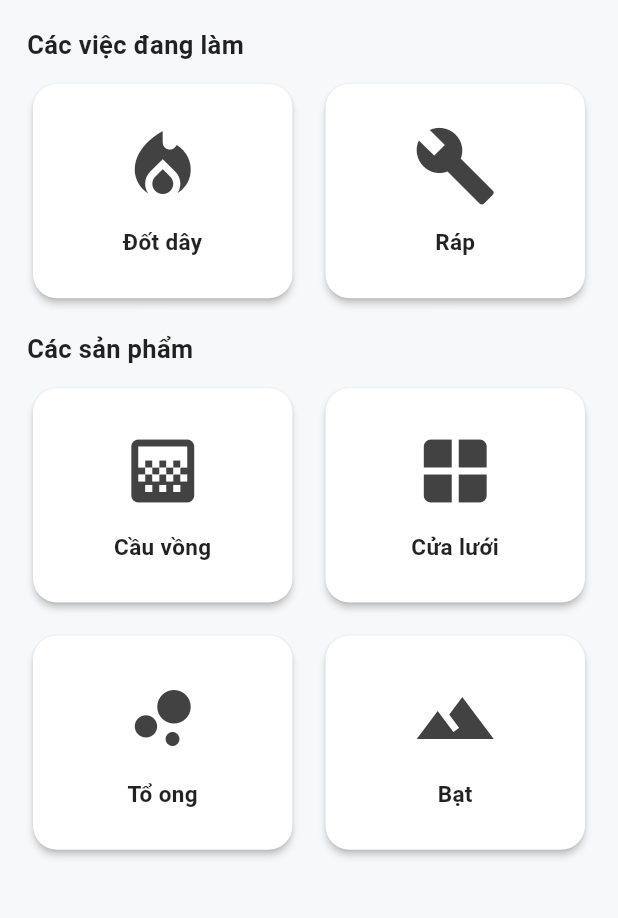
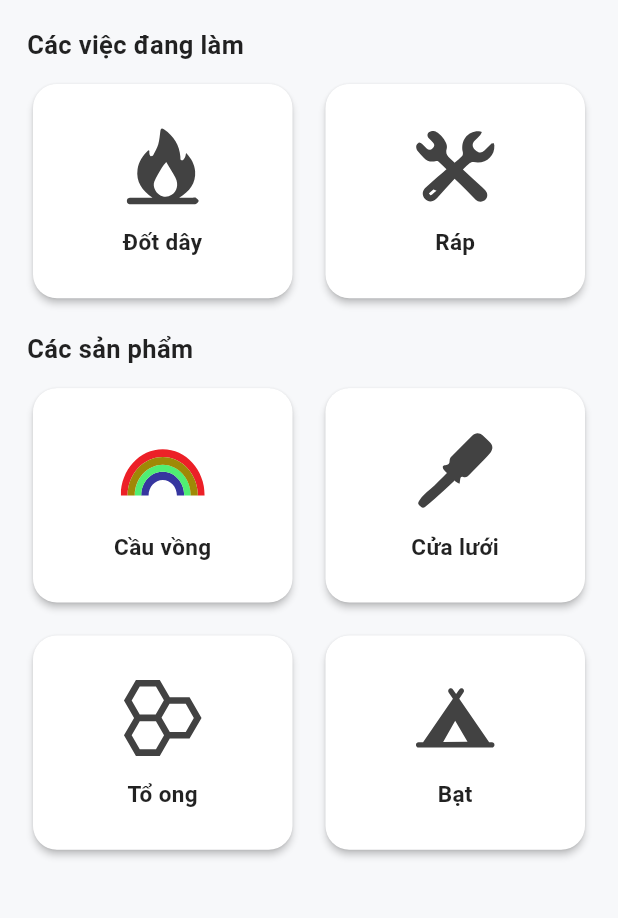
Before and after one commit to khanhzic/FlutterLogin, a Flutter app: the SelectionPage screen opened directly, on a phone screen of 412 x 824 dp, the part 201-1119 px from its top. Run offline on Flutter 3.47's test engine with Material 3 defaults, Android fonts, the phone set to English and light mode, and no system bars; our stand-ins replace equatable, flutter_bloc, flutter_slidable, flutter_svg, image_picker, permission_handler and 1 more; missing offline and left inert: qr_code_scanner_plus; accounts and stored records are empty.

Commit message:
modify icon to the svg

```diff
--- a/lib/pages/selection_page.dart
+++ b/lib/pages/selection_page.dart
@@ -1,6 +1,7 @@
 import 'package:flutter/material.dart';
 import 'process_detail_page.dart'; // Import the new ProcessDetailPage
 import '../models/app_icons.dart';
+import 'package:flutter_svg/flutter_svg.dart';
 
 class SelectionPage extends StatelessWidget {
   const SelectionPage({super.key});
@@ -43,8 +44,8 @@ class SelectionPage extends StatelessWidget {
                 crossAxisSpacing: 14,
                 childAspectRatio: 1.2,
                 children: [
-                  _buildGridCard(context, 'Đốt dây', AppIcons.burnWire, Colors.grey[800]!),
-                  _buildGridCard(context, 'Ráp', AppIcons.wrench, Colors.grey[800]!),
+                  _buildGridCard(context, 'Đốt dây', 'assets/svg/dot_day.svg', Colors.grey[800]!),
+                  _buildGridCard(context, 'Ráp', 'assets/svg/rap.svg', Colors.grey[800]!),
                 ],
               ),
               const SizedBox(height: 18),
@@ -61,10 +62,10 @@ class SelectionPage extends StatelessWidget {
                 crossAxisSpacing: 14,
                 childAspectRatio: 1.2,
                 children: [
-                  _buildGridCard(context, 'Cầu vồng', AppIcons.rainbow, Colors.grey[800]!),
-                  _buildGridCard(context, 'Cửa lưới', AppIcons.net, Colors.grey[800]!),
-                  _buildGridCard(context, 'Tổ ong', AppIcons.honeycomb, Colors.grey[800]!),
-                  _buildGridCard(context, 'Bạt', AppIcons.tarp, Colors.grey[800]!),
+                  _buildGridCard(context, 'Cầu vồng', 'assets/svg/cau_vong.svg', null),
+                  _buildGridCard(context, 'Cửa lưới', 'assets/svg/ghim.svg', Colors.grey[800]!),
+                  _buildGridCard(context, 'Tổ ong', 'assets/svg/to_ong.svg', Colors.grey[800]!),
+                  _buildGridCard(context, 'Bạt', 'assets/svg/bat.svg', Colors.grey[800]!),
                 ],
               ),
             ],
@@ -74,7 +75,7 @@ class SelectionPage extends StatelessWidget {
     );
   }
 
-  Widget _buildGridCard(BuildContext context, String text, IconData icon, Color iconColor) {
+  Widget _buildGridCard(BuildContext context, String text, String svgAsset, Color? iconColor) {
     return Card(
       elevation: 2,
       shape: RoundedRectangleBorder(
@@ -96,7 +97,9 @@ class SelectionPage extends StatelessWidget {
           child: Column(
             mainAxisAlignment: MainAxisAlignment.center,
             children: [
-              Icon(icon, size: 56, color: iconColor),
+              iconColor == null
+                  ? SvgPicture.asset(svgAsset, height: 56)
+                  : SvgPicture.asset(svgAsset, height: 56, color: iconColor),
               const SizedBox(height: 12),
               Text(
                 text,
```
Also changed, not shown: assets/svg/bat.svg (added), assets/svg/cat_nhom.svg (added), assets/svg/cat_vai.svg (added), assets/svg/cau_vong.svg (added), assets/svg/dong_goi.svg (added), assets/svg/dot_day.svg (added), assets/svg/ghim.svg (added), assets/svg/hoan_thien.svg (added), assets/svg/long.svg (added), assets/svg/rap.svg (added), assets/svg/to_ong.svg (added).
